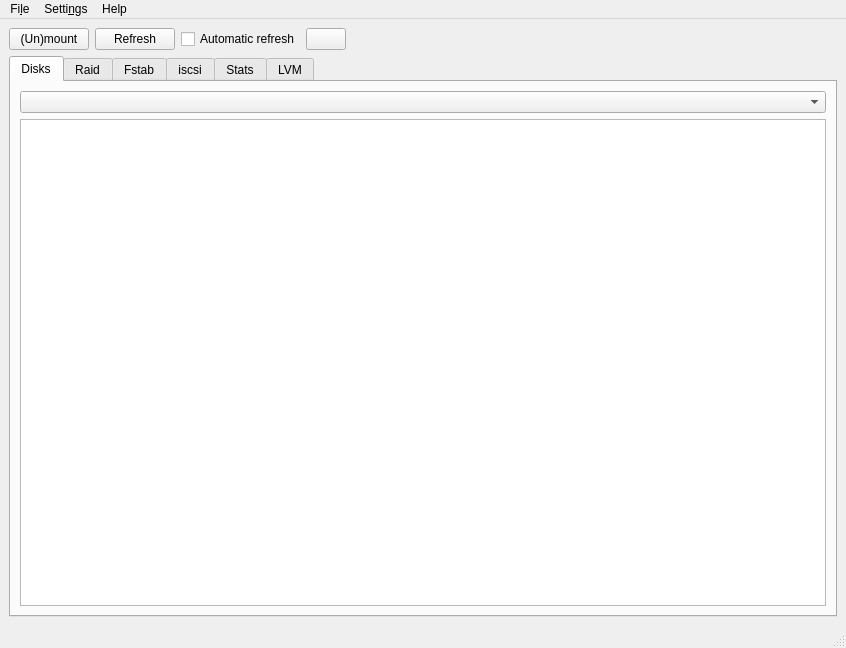
The window that ui/main.ui (iddekingej/blgui) describes before a commit, drawn with Qt 5.
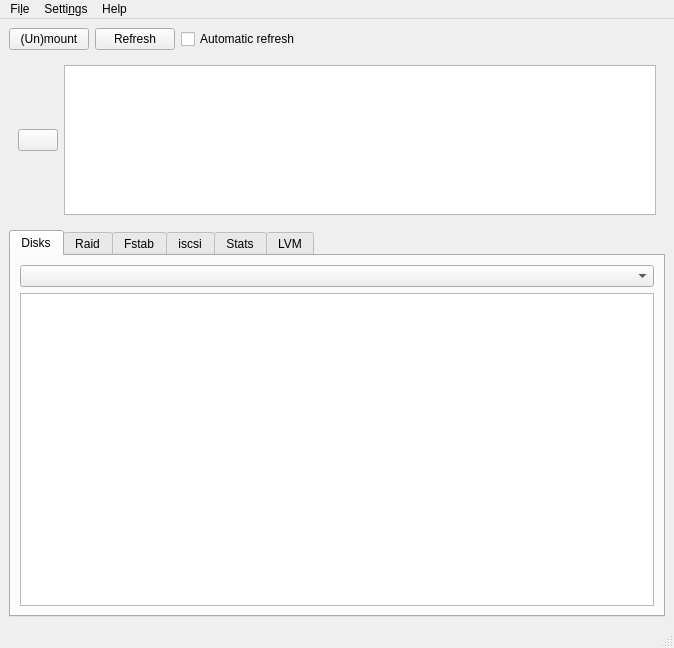
The same window after the commit. Icons and pictures are not drawn.

Commit message: *Notifications as grid and linklistiterator on non pointer ll

Diff of the .ui file:
```diff
--- a/ui/main.ui
+++ b/ui/main.ui
@@ -6,7 +6,7 @@
    <rect>
     <x>0</x>
     <y>0</y>
-    <width>846</width>
+    <width>674</width>
     <height>648</height>
    </rect>
   </property>
@@ -31,7 +31,7 @@
    </property>
    <layout class="QGridLayout" name="gridLayout" rowstretch="0" columnstretch="0">
     <item row="0" column="0">
-     <layout class="QVBoxLayout" name="verticalLayout" stretch="0,0">
+     <layout class="QVBoxLayout" name="verticalLayout" stretch="0,0,0">
       <item>
        <layout class="QHBoxLayout" name="horizontalLayout">
         <item>
@@ -74,6 +74,21 @@
          </widget>
         </item>
         <item>
+         <widget class="QLabel" name="arInfo">
+          <property name="styleSheet">
+           <string notr="true">QLabel{color:#F00;}</string>
+          </property>
+          <property name="text">
+           <string/>
+          </property>
+         </widget>
+        </item>
+       </layout>
+      </item>
+      <item>
+       <widget class="QWidget" name="notifications" native="true">
+        <layout class="QHBoxLayout" name="horizontalLayout_7">
+         <item>
          <widget class="QPushButton" name="deleteChangeMessage">
           <property name="sizePolicy">
            <sizepolicy hsizetype="Maximum" vsizetype="Fixed">
@@ -91,16 +106,29 @@
          </widget>
         </item>
         <item>
-         <widget class="QLabel" name="arInfo">
-          <property name="styleSheet">
-           <string notr="true">QLabel{color:#F00;}</string>
-          </property>
-          <property name="text">
-           <string/>
+          <widget class="QTableView" name="notificationsList">
+           <property name="sizePolicy">
+            <sizepolicy hsizetype="Expanding" vsizetype="Preferred">
+             <horstretch>0</horstretch>
+             <verstretch>0</verstretch>
+            </sizepolicy>
+           </property>
+           <property name="minimumSize">
+            <size>
+             <width>0</width>
+             <height>100</height>
+            </size>
+           </property>
+           <property name="maximumSize">
+            <size>
+             <width>16777215</width>
+             <height>150</height>
+            </size>
           </property>
          </widget>
         </item>
        </layout>
+       </widget>
       </item>
       <item>
        <widget class="QTabWidget" name="info">
@@ -387,7 +415,7 @@
     <rect>
      <x>0</x>
      <y>0</y>
-     <width>846</width>
+     <width>674</width>
      <height>29</height>
     </rect>
    </property>
```
Lines whose indentation alone changed are shown as unchanged. The commit also changes 5 other files.
